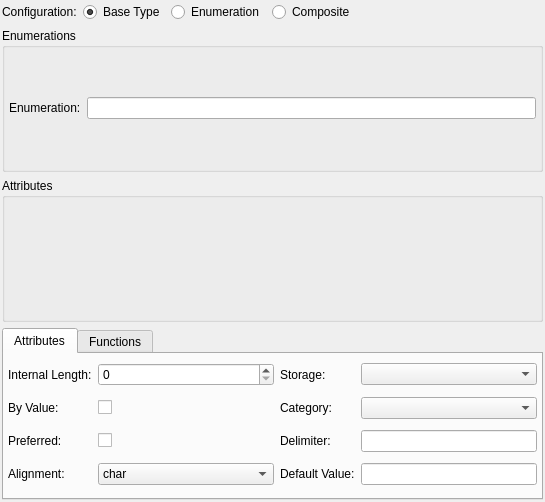
Before: the Qt Designer form libpgmodeler_ui/ui/typewidget.ui in pgmodeler/pgmodeler, drawn with Qt 5.
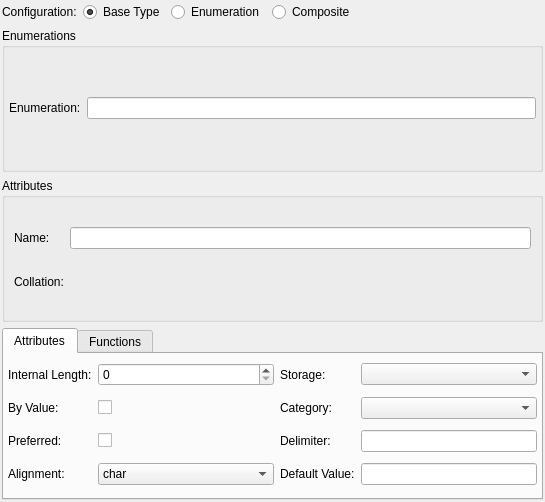
After: the same form once the commit is applied.

Commit message:
Added support for COLLATIONS on composite types (user defined)
Created TypeAttribute class that will serve as composite type attributes

Auxiliary classes like Parameter, CopyOptions, TypeAttribute were moved
to separated files.

Patch:
```diff
--- a/libpgmodeler_ui/ui/typewidget.ui
+++ b/libpgmodeler_ui/ui/typewidget.ui
@@ -141,6 +141,34 @@
      <property name="title">
       <string>Attributes</string>
      </property>
+     <layout class="QGridLayout" name="gridLayout_4">
+      <property name="spacing">
+       <number>6</number>
+      </property>
+      <item row="0" column="0">
+       <widget class="QLabel" name="attrib_name_lbl">
+        <property name="text">
+         <string>Name:</string>
+        </property>
+       </widget>
+      </item>
+      <item row="0" column="1">
+       <widget class="QLineEdit" name="attrib_name_edt"/>
+      </item>
+      <item row="1" column="0">
+       <widget class="QLabel" name="atrib_collation_lbl">
+        <property name="sizePolicy">
+         <sizepolicy hsizetype="Preferred" vsizetype="Fixed">
+          <horstretch>0</horstretch>
+          <verstretch>0</verstretch>
+         </sizepolicy>
+        </property>
+        <property name="text">
+         <string>Collation:</string>
+        </property>
+       </widget>
+      </item>
+     </layout>
     </widget>
    </item>
    <item row="3" column="0" colspan="5">
```
The commit also changes 32 other files.
